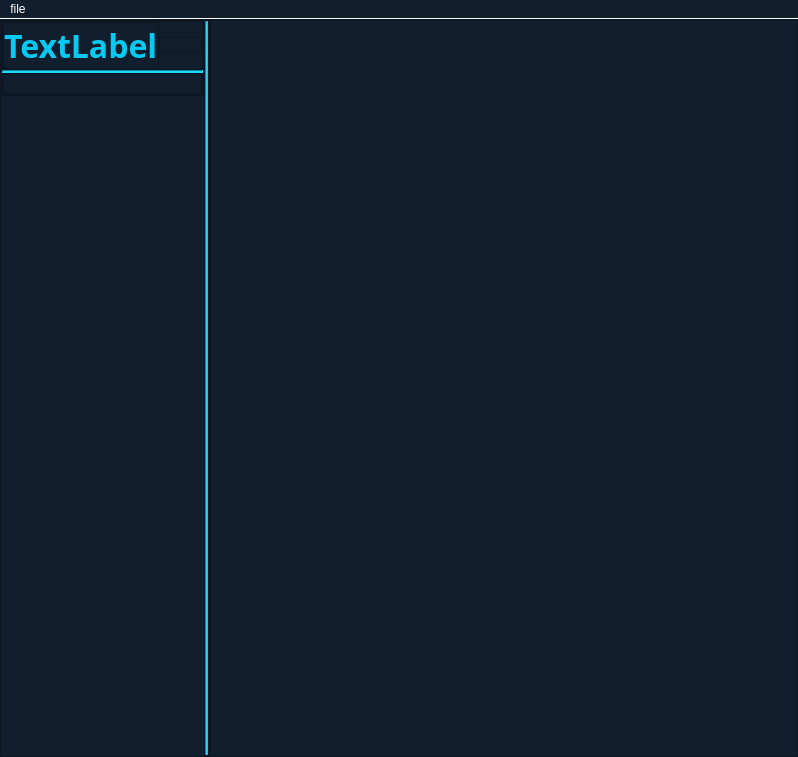
Above: level_disigner/res/src/templates/designer.ui from hyper-hronoz/dark_knife before the change. Below: the same form after it.
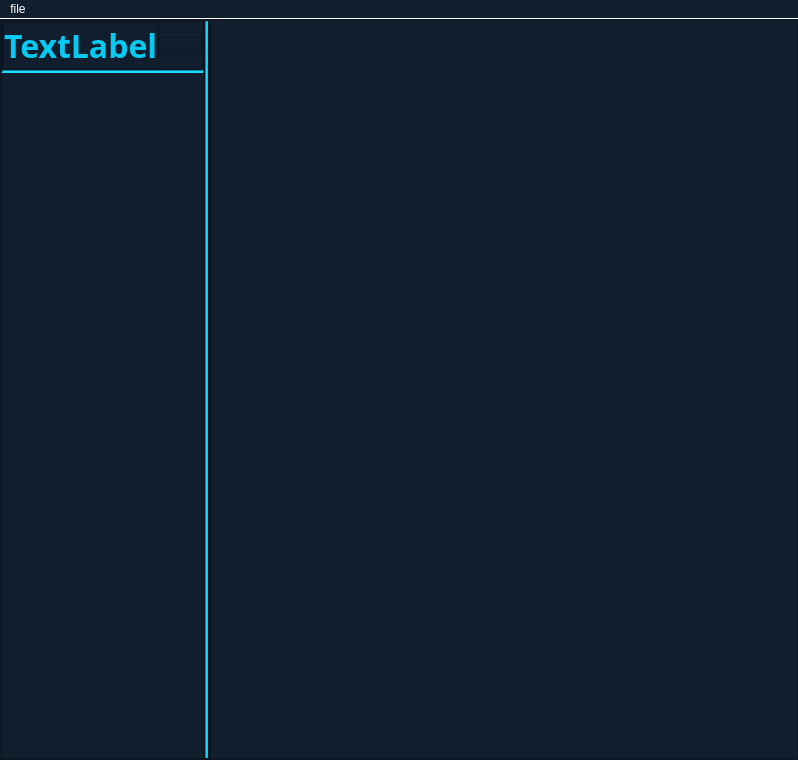
That is the form after the change. Icons and pictures are not drawn.

Patch:
```diff
--- a/level_disigner/res/src/templates/designer.ui
+++ b/level_disigner/res/src/templates/designer.ui
@@ -7,7 +7,7 @@
     <x>0</x>
     <y>0</y>
     <width>798</width>
-    <height>757</height>
+    <height>760</height>
    </rect>
   </property>
   <property name="windowTitle">
@@ -63,7 +63,7 @@
        <property name="bottomMargin">
         <number>0</number>
        </property>
-       <item alignment="Qt::AlignTop">
+       <item>
         <widget class="QFrame" name="sidebar_frame">
          <property name="frameShape">
           <enum>QFrame::StyledPanel</enum>
@@ -87,10 +87,10 @@
           <property name="bottomMargin">
            <number>0</number>
           </property>
-          <item alignment="Qt::AlignVCenter">
+          <item alignment="Qt::AlignTop">
            <widget class="QFrame" name="header">
             <property name="sizePolicy">
-             <sizepolicy hsizetype="Expanding" vsizetype="Preferred">
+             <sizepolicy hsizetype="Expanding" vsizetype="Expanding">
               <horstretch>0</horstretch>
               <verstretch>0</verstretch>
              </sizepolicy>
@@ -202,7 +202,7 @@
                    <string/>
                   </property>
                   <property name="icon">
-                   <iconset resource="../../../../../../Desktop/res.qrc">
+                   <iconset>
                     <normaloff>:/icons/add-icon.svg</normaloff>:/icons/add-icon.svg</iconset>
                   </property>
                   <property name="iconSize">
@@ -219,7 +219,7 @@
             </layout>
            </widget>
           </item>
-          <item>
+          <item alignment="Qt::AlignTop">
            <widget class="Line" name="line_2">
             <property name="sizePolicy">
              <sizepolicy hsizetype="Expanding" vsizetype="Fixed">
@@ -239,23 +239,32 @@
             </property>
            </widget>
           </item>
-          <item alignment="Qt::AlignTop">
-           <widget class="QFrame" name="textures_frame">
+          <item>
+           <widget class="QScrollArea" name="textures_scroll_area">
+            <property name="styleSheet">
+             <string notr="true">border: none;</string>
+            </property>
+            <property name="lineWidth">
+             <number>0</number>
+            </property>
+            <property name="widgetResizable">
+             <bool>true</bool>
+            </property>
+            <widget class="QWidget" name="textures_frame_layout">
+             <property name="geometry">
+              <rect>
+               <x>0</x>
+               <y>0</y>
+               <width>201</width>
+               <height>677</height>
+              </rect>
+             </property>
             <property name="sizePolicy">
              <sizepolicy hsizetype="Preferred" vsizetype="Expanding">
               <horstretch>0</horstretch>
               <verstretch>0</verstretch>
              </sizepolicy>
             </property>
-            <property name="frameShape">
-             <enum>QFrame::StyledPanel</enum>
-            </property>
-            <property name="frameShadow">
-             <enum>QFrame::Raised</enum>
-            </property>
-            <property name="lineWidth">
-             <number>2</number>
-            </property>
             <layout class="QVBoxLayout" name="verticalLayout_3">
              <property name="spacing">
               <number>0</number>
@@ -272,18 +281,19 @@
              <property name="bottomMargin">
               <number>0</number>
              </property>
-             <item>
-              <widget class="QFrame" name="frame_3">
+              <item alignment="Qt::AlignTop">
+               <widget class="QFrame" name="textures_append_here">
                <property name="frameShape">
                 <enum>QFrame::StyledPanel</enum>
                </property>
                <property name="frameShadow">
                 <enum>QFrame::Raised</enum>
                </property>
-               <layout class="QHBoxLayout" name="horizontalLayout_8"/>
+                <layout class="QVBoxLayout" name="verticalLayout_4"/>
               </widget>
              </item>
             </layout>
+            </widget>
            </widget>
           </item>
          </layout>
```
Left out of the diff: 2 changed lines with no effect on the pictures. Lines whose indentation alone changed are shown as unchanged.
